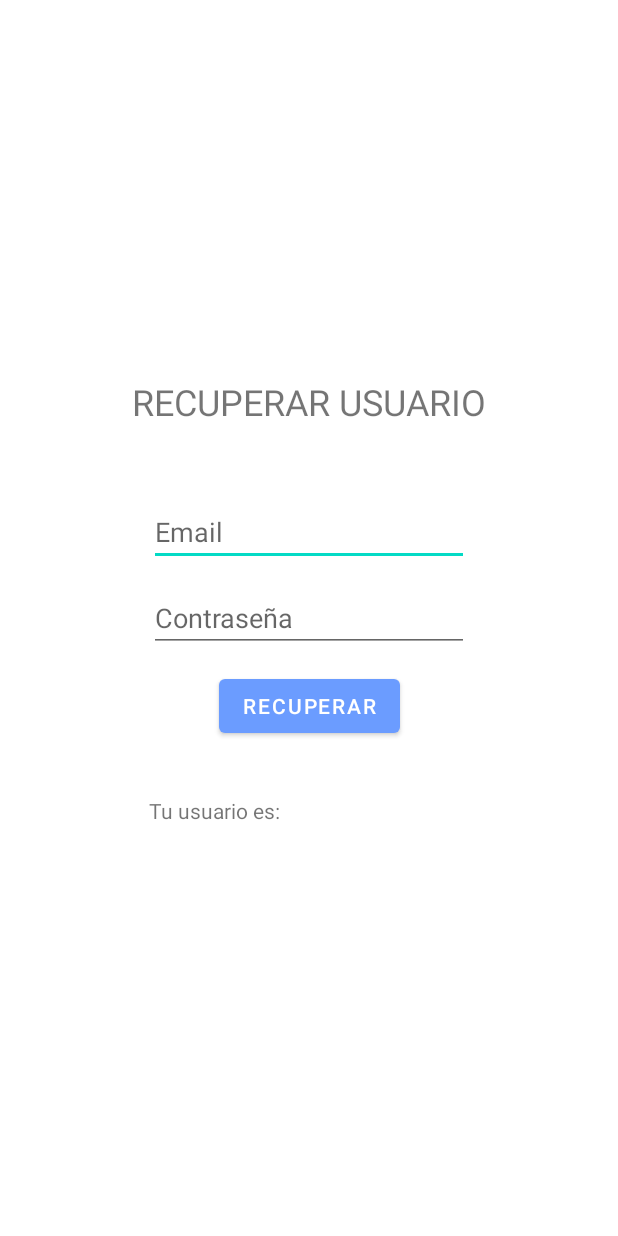
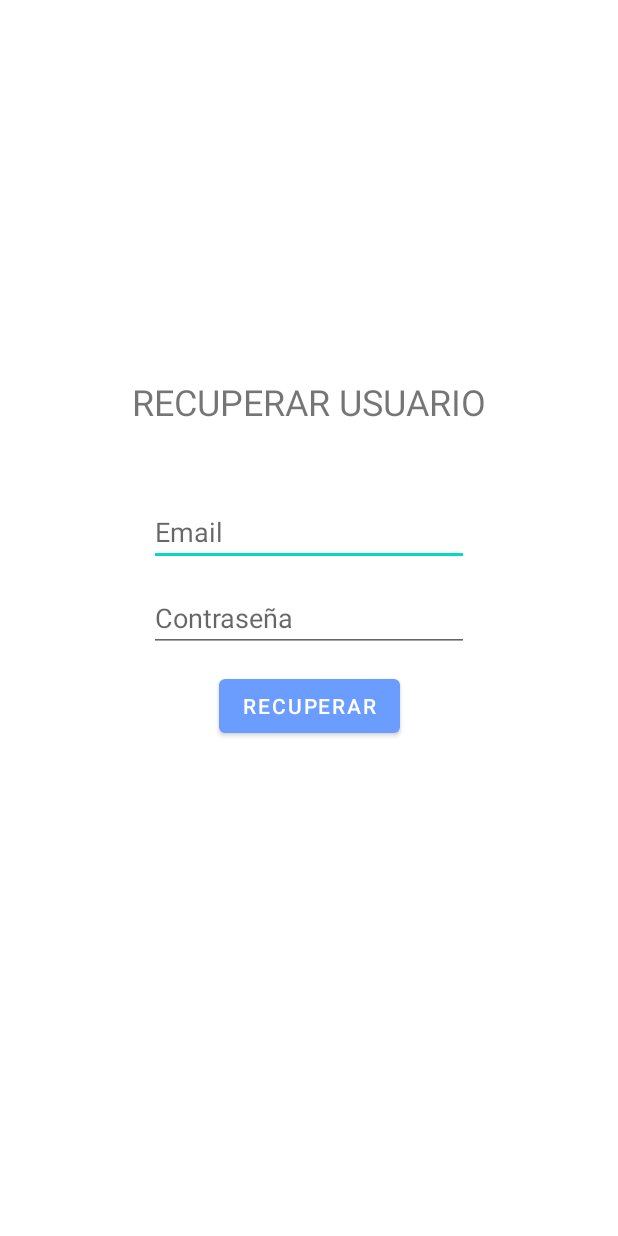
Before and after one commit to homiemar1/MUFINDS, an Android app: the RecuperarUsuarioActivity screen opened directly, with no data from a screen before it, on a phone screen of 412 x 824 dp. Run offline under Robolectric (Android 15) with nearby library versions, the phone set to English and light mode, and no system bars; our stand-ins replace Firebase (no records; nobody signed in at launch, a user with empty details on screens opened directly).

Commit message:
RecuperarUsuarioActivity

```diff
--- a/app/src/main/java/com/example/mufinds/RecuperarUsuarioActivity.java
+++ b/app/src/main/java/com/example/mufinds/RecuperarUsuarioActivity.java
@@ -3,7 +3,9 @@ package com.example.mufinds;
 import androidx.annotation.NonNull;
 import androidx.appcompat.app.AppCompatActivity;
 
+import android.app.AlertDialog;
 import android.content.Context;
+import android.content.DialogInterface;
 import android.content.Intent;
 import android.content.SharedPreferences;
 import android.os.Bundle;
@@ -18,30 +20,25 @@ import com.google.firebase.firestore.QueryDocumentSnapshot;
 import com.google.firebase.firestore.QuerySnapshot;
 
 public class RecuperarUsuarioActivity extends AppCompatActivity {
-    EditText etEmailRecuperarUsuario, etContraseñaRecuperarUsuario;
-    TextView tvRespuestaRecuperarUsuario;
-    SharedPreferences sharedPref;
-    FirebaseFirestore database;
-
-    String contraseña, email;
+    private EditText etEmailRecuperarUsuario, etContraseñaRecuperarUsuario;
+    private FirebaseFirestore database;
+    private String contraseña, email;
 
     @Override
     protected void onCreate(Bundle savedInstanceState) {
         super.onCreate(savedInstanceState);
         setContentView(R.layout.activity_recuperar_usuario);
-        sharedPref = getSharedPreferences(getString(R.string.preferences), Context.MODE_PRIVATE);
         database = FirebaseFirestore.getInstance();
 
         etEmailRecuperarUsuario = findViewById(R.id.etEmailRecuperarUsuario);
         etContraseñaRecuperarUsuario = findViewById(R.id.etContraseñaRecuperarUsuario);
-
-        tvRespuestaRecuperarUsuario = findViewById(R.id.tvRespuestaRecuperarUsuario);
     }
 
     public void onClickRecuperar(View view) {
         //comprobar que sea igual al de la base de datos
         email = etEmailRecuperarUsuario.getText().toString();
         contraseña = etContraseñaRecuperarUsuario.getText().toString();
+        contraseña = EncriptarContraseña.encriptarMensaje(contraseña);
 
         if ("".equals(email)) {
             etEmailRecuperarUsuario.setError("Introduce tu email");
@@ -52,33 +49,49 @@ public class RecuperarUsuarioActivity extends AppCompatActivity {
             return;
         }
         else {
-            String nombreUsuario = sharedPref.getString("nombreUsuario","");
-
             database.collection("users").get().addOnCompleteListener(new OnCompleteListener<QuerySnapshot>() {
                 @Override
                 public void onComplete(@NonNull Task<QuerySnapshot> task) {
+                    boolean comprobar = true;
                     if (task.isSuccessful()) {
                         for (QueryDocumentSnapshot document : task.getResult()) {
-                            System.out.println(document.getId() + " => " + document.getData());
                             String dbEmail = document.getData().get("email").toString();
                             if (dbEmail.equals(email)) {
                                 String dbPassword = document.getData().get("password").toString();
                                 String usuario = document.getData().get("nombreUsuari").toString();
                                 if (dbPassword.equals(contraseña) && dbEmail.equals(email)) {
-                                    tvRespuestaRecuperarUsuario.setText("Tu nombre de usuario es: " + usuario);
+                                    mensajeFinal(usuario);
                                 }
                                 else {
-                                    tvRespuestaRecuperarUsuario.setText("Los datos no coinciden. Vuelva a intentarlo");
+                                    comprobar = false;
                                 }
-
                             }
+                            comprobar = false;
                         }
                     } else {
                         System.out.println("Error getting documents." + task.getException());
+                    }
+
+                    if (!comprobar) {
+                        etEmailRecuperarUsuario.setError("Los datos no coinciden.");
+                        etContraseñaRecuperarUsuario.setError("Los datos no coinciden.");
                     }
                 }
             });
         }
 
     }
+
+    private void mensajeFinal(String usuario) {
+        AlertDialog.Builder dialog = new AlertDialog.Builder(this);
+        dialog.setTitle("RECUPERAR CONTRASEÑA");
+        dialog.setMessage("Su nombre de usuario es --> " + usuario);
+        dialog.setPositiveButton(" OK ", new DialogInterface.OnClickListener() {
+            public void onClick(DialogInterface dialog, int id) {
+                dialog.dismiss();
+                finish();
+            }
+        });
+        dialog.show();
+    }
 }
--- a/app/src/main/res/layout/activity_recuperar_usuario.xml
+++ b/app/src/main/res/layout/activity_recuperar_usuario.xml
@@ -41,15 +41,6 @@
         app:layout_constraintStart_toStartOf="@+id/etContraseñaRecuperarUsuario"
         app:layout_constraintTop_toBottomOf="@+id/etContraseñaRecuperarUsuario" />
 
-    <TextView
-        android:id="@+id/tvRespuestaRecuperarUsuario"
-        android:layout_width="wrap_content"
-        android:layout_height="wrap_content"
-        android:layout_marginTop="36dp"
-        android:text="Tu usuario es: "
-        app:layout_constraintStart_toStartOf="@+id/etContraseñaRecuperarUsuario"
-        app:layout_constraintTop_toBottomOf="@+id/btRecuperarRecuperarUsuario" />
-
     <EditText
         android:id="@+id/etContraseñaRecuperarUsuario"
         android:layout_width="wrap_content"
```
